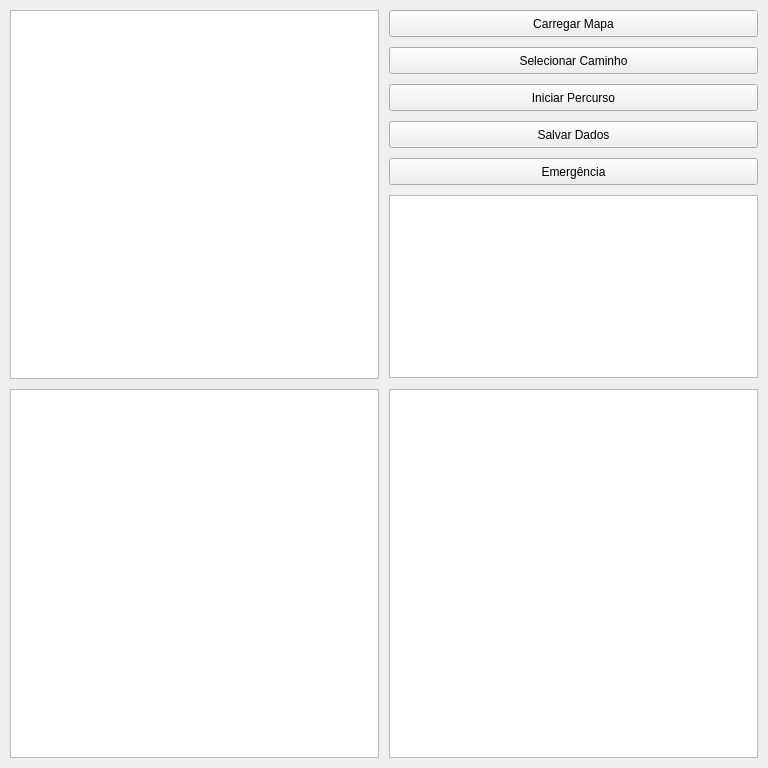
Old version of the form projetoomega.ui in the repository Bortolini/ProjetoOmega.
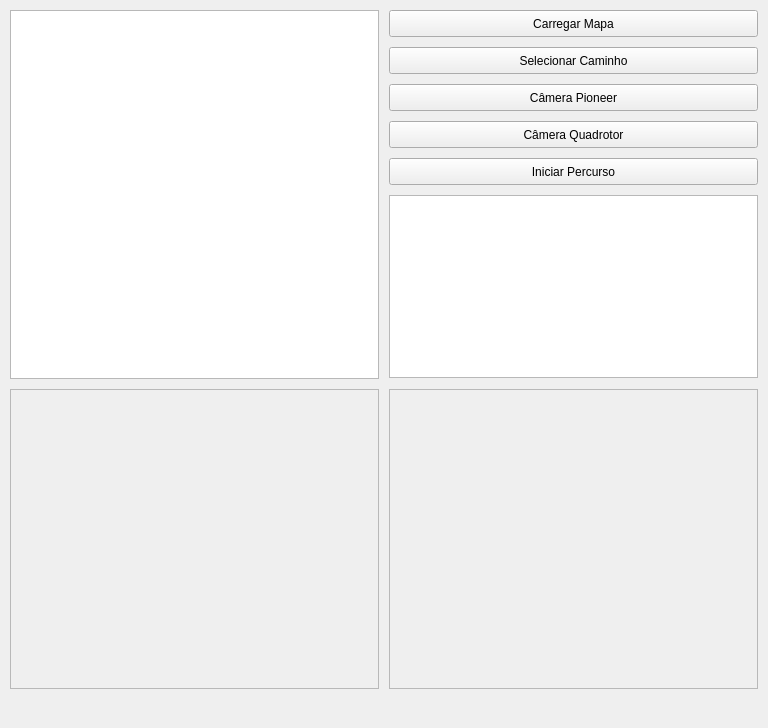
New version of the form.

The edit to the form file:
```diff
--- a/projetoomega.ui
+++ b/projetoomega.ui
@@ -7,7 +7,7 @@
     <x>0</x>
     <y>0</y>
     <width>768</width>
-    <height>768</height>
+    <height>728</height>
    </rect>
   </property>
   <property name="windowTitle">
@@ -42,26 +42,6 @@
      </size>
     </property>
    </widget>
-   <widget class="QGraphicsView" name="graphicsView_2">
-    <property name="geometry">
-     <rect>
-      <x>10</x>
-      <y>389</y>
-      <width>369</width>
-      <height>369</height>
-     </rect>
-    </property>
-   </widget>
-   <widget class="QGraphicsView" name="graphicsView_3">
-    <property name="geometry">
-     <rect>
-      <x>389</x>
-      <y>389</y>
-      <width>369</width>
-      <height>369</height>
-     </rect>
-    </property>
-   </widget>
    <widget class="QPushButton" name="pushButton">
     <property name="geometry">
      <rect>
@@ -92,7 +72,7 @@
     <property name="geometry">
      <rect>
       <x>389</x>
-      <y>84</y>
+      <y>158</y>
       <width>369</width>
       <height>27</height>
      </rect>
@@ -105,26 +85,26 @@
     <property name="geometry">
      <rect>
       <x>389</x>
-      <y>121</y>
+      <y>84</y>
       <width>369</width>
       <height>27</height>
      </rect>
     </property>
     <property name="text">
-     <string>Salvar Dados</string>
+     <string>Câmera Pioneer</string>
     </property>
    </widget>
    <widget class="QPushButton" name="pushButton_5">
     <property name="geometry">
      <rect>
       <x>389</x>
-      <y>158</y>
+      <y>121</y>
       <width>369</width>
       <height>27</height>
      </rect>
     </property>
     <property name="text">
-     <string>Emergência</string>
+     <string>Câmera Quadrotor</string>
     </property>
    </widget>
    <widget class="QTextEdit" name="textEdit">
@@ -137,6 +117,38 @@
      </rect>
     </property>
    </widget>
+   <widget class="QFrame" name="frame1">
+    <property name="geometry">
+     <rect>
+      <x>10</x>
+      <y>389</y>
+      <width>369</width>
+      <height>300</height>
+     </rect>
+    </property>
+    <property name="frameShape">
+     <enum>QFrame::StyledPanel</enum>
+    </property>
+    <property name="frameShadow">
+     <enum>QFrame::Raised</enum>
+    </property>
+   </widget>
+   <widget class="QFrame" name="frame2">
+    <property name="geometry">
+     <rect>
+      <x>389</x>
+      <y>389</y>
+      <width>369</width>
+      <height>300</height>
+     </rect>
+    </property>
+    <property name="frameShape">
+     <enum>QFrame::StyledPanel</enum>
+    </property>
+    <property name="frameShadow">
+     <enum>QFrame::Raised</enum>
+    </property>
+   </widget>
   </widget>
   <widget class="QMenuBar" name="menuBar">
    <property name="geometry">
```
